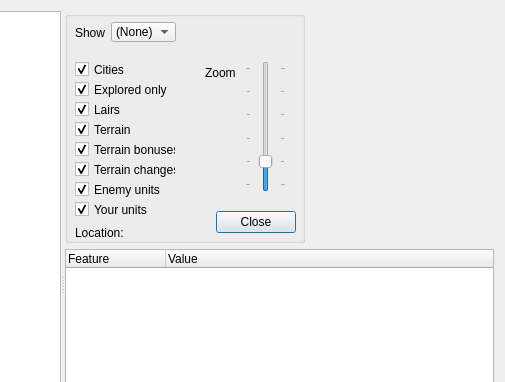
First picture: the form in MoMTweaker/dialogmap.ui, repository jbalcomb/MoM-RTGT, before the edit; both pictures show x 379 to 884 and y 0 to 382 of the 884 by 568 pixel window.
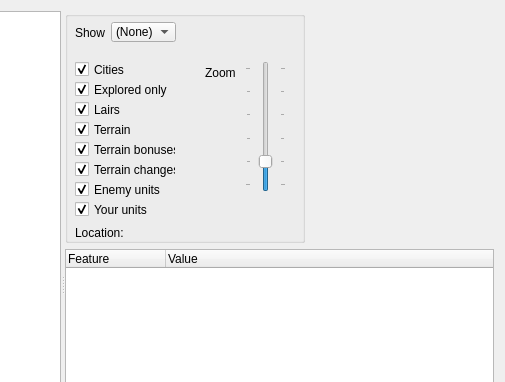
Second picture: the form after the edit. Custom widgets are drawn as their Qt base class.

What changed in the file:
```diff
--- a/MoMTweaker/dialogmap.ui
+++ b/MoMTweaker/dialogmap.ui
@@ -184,22 +184,6 @@
            </property>
           </item>
          </widget>
-         <widget class="QDialogButtonBox" name="buttonBox">
-          <property name="geometry">
-           <rect>
-            <x>120</x>
-            <y>200</y>
-            <width>111</width>
-            <height>23</height>
-           </rect>
-          </property>
-          <property name="orientation">
-           <enum>Qt::Horizontal</enum>
-          </property>
-          <property name="standardButtons">
-           <set>QDialogButtonBox::Close</set>
-          </property>
-         </widget>
          <widget class="QSlider" name="verticalSlider_Zoom">
           <property name="geometry">
            <rect>
```
